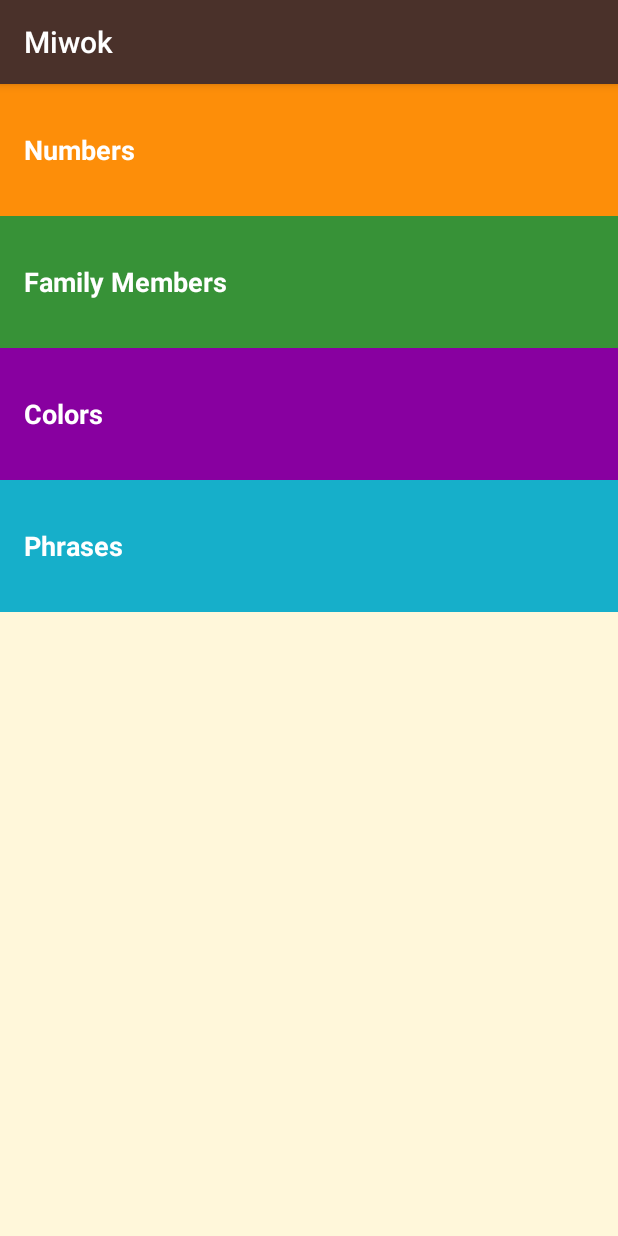
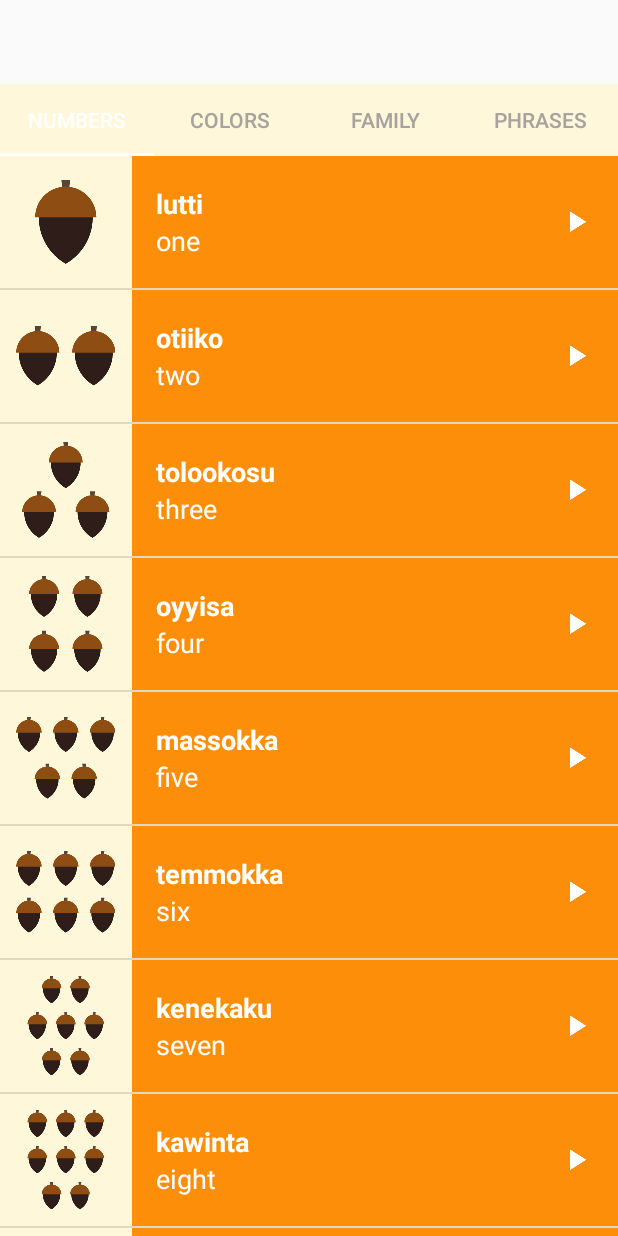
Before and after one commit to Sim0000n/MiWork, an Android app: the screen it shows after launch (MainActivity), on a phone screen of 412 x 824 dp. Run offline under Robolectric (Android 15) with nearby library versions, the phone set to English and light mode, and no system bars.

Commit message:
ViewPage complete.

```diff
--- a/app/build.gradle
+++ b/app/build.gradle
@@ -25,5 +25,5 @@ dependencies {
     testCompile 'junit:junit:4.12'
     compile 'com.android.support:appcompat-v7:23.1.0'
     compile 'com.android.support:support-v4:23.1.0'
-    compile 'com.android.support:design:23.1.0'
+    compile 'com.android.support:design:23.4.0'
 }
--- /dev/null
+++ b/app/src/main/java/com/example/android/miwok/ColorsFragment.java
@@ -0,0 +1,110 @@
+package com.example.android.miwok;
+
+import android.media.AudioManager;
+import android.media.MediaPlayer;
+import android.support.v4.app.Fragment;
+import android.os.Bundle;
+import android.support.annotation.Nullable;
+import android.view.LayoutInflater;
+import android.view.View;
+import android.view.ViewGroup;
+import android.widget.AdapterView;
+import android.widget.ListView;
+
+import com.example.android.miwok.R;
+
+import java.util.ArrayList;
+
+import static android.content.Context.AUDIO_SERVICE;
+
+public class ColorsFragment extends Fragment {
+
+
+    private AudioManager mAudioManger;
+    private MediaPlayer mMediaPlayer;
+
+    MediaPlayer.OnCompletionListener mOnCompletionListener = new MediaPlayer.OnCompletionListener() {
+        @Override
+        public void onCompletion(MediaPlayer mediaPlayer) {
+            releaseMediaPlayer();
+        }
+    };
+
+    AudioManager.OnAudioFocusChangeListener mOnAudioFocusChangeListener = new AudioManager.OnAudioFocusChangeListener() {
+        @Override
+        public void onAudioFocusChange(int i) {
+            if(i==AudioManager.AUDIOFOCUS_LOSS_TRANSIENT_CAN_DUCK ||
+                    i==AudioManager.AUDIOFOCUS_LOSS_TRANSIENT){
+                mMediaPlayer.pause();
+                mMediaPlayer.seekTo(i);
+            }else if(i==AudioManager.AUDIOFOCUS_LOSS){
+                releaseMediaPlayer();
+            }else if(i==AudioManager.AUDIOFOCUS_GAIN){
+                mMediaPlayer.start();
+            }
+        }
+    };
+
+    @Nullable
+    @Override
+    public View onCreateView(LayoutInflater inflater, @Nullable ViewGroup container, Bundle savedInstanceState) {
+        View rootView = inflater.inflate(R.layout.activity_colors, container, false);
+
+        mAudioManger = (AudioManager) getActivity().getSystemService(AUDIO_SERVICE);
+
+        final ArrayList<Word> words = new ArrayList<>();
+        words.add(new Word(R.drawable.color_red, "red", "weṭeṭṭi", R.raw.color_red));
+        words.add(new Word(R.drawable.color_green, "green", "chokokki", R.raw.color_green));
+        words.add(new Word(R.drawable.color_brown, "brown", "ṭakaakki", R.raw.color_brown));
+        words.add(new Word(R.drawable.color_gray, "gray", "ṭopoppi", R.raw.color_gray));
+        words.add(new Word(R.drawable.color_black, "black", "kululli", R.raw.color_black));
+        words.add(new Word(R.drawable.color_white, "white", "kelelli", R.raw.color_white));
+        words.add(new Word(R.drawable.color_dusty_yellow, "dusty yellow", "ṭopiisə", R.raw.color_dusty_yellow));
+        words.add(new Word(R.drawable.color_mustard_yellow, "mustard yellow", "chiwiiṭə", R.raw.color_mustard_yellow));
+
+
+        WordAdapter wordAdapter = new WordAdapter(getActivity(), words);
+        wordAdapter.setColorResourceID(R.color.category_colors);
+        ListView listView = (ListView) rootView.findViewById(R.id.colors_list);
+        listView.setAdapter(wordAdapter);
+        listView.setOnItemClickListener(new AdapterView.OnItemClickListener() {
+            @Override
+            public void onItemClick(AdapterView<?> adapterView, View view, int i, long l) {
+                releaseMediaPlayer();
+                Word word = words.get(adapterView.getPositionForView(view));
+                int result = mAudioManger.requestAudioFocus(mOnAudioFocusChangeListener, AudioManager.STREAM_MUSIC, AudioManager.AUDIOFOCUS_GAIN_TRANSIENT);
+                if (result == AudioManager.AUDIOFOCUS_REQUEST_GRANTED) {
+                    mMediaPlayer = MediaPlayer.create(getActivity(), word.getMediaResourceID());
+                    mMediaPlayer.start();
+                    mMediaPlayer.setOnCompletionListener(mOnCompletionListener);
+                }
+            }
+            });
+            return rootView;
+        }
+
+
+
+
+
+    @Override
+    public void onStop() {
+        super.onStop();
+        releaseMediaPlayer();
+    }
+
+    @Override
+    public void onPause() {
+        super.onPause();
+        releaseMediaPlayer();
+    }
+
+
+    private void releaseMediaPlayer(){
+        if(mMediaPlayer != null){
+            mMediaPlayer.release();
+            mMediaPlayer=null;
+        }
+        mAudioManger.abandonAudioFocus(mOnAudioFocusChangeListener);
+    }
+}
--- /dev/null
+++ b/app/src/main/java/com/example/android/miwok/FragmentAdapter.java
@@ -0,0 +1,44 @@
+package com.example.android.miwok;
+
+import android.content.Context;
+import android.support.v4.app.Fragment;
+import android.support.v4.app.FragmentManager;
+import android.support.v4.app.FragmentPagerAdapter;
+
+public class FragmentAdapter extends FragmentPagerAdapter{
+    private Context context;
+    public FragmentAdapter(Context context,FragmentManager fm){
+        super(fm);
+        this.context = context;
+    }
+    @Override
+    public Fragment getItem(int position) {
+        if(position==0) {
+            return new NumbersFragment();
+        }else if(position==1){
+            return new ColorsFragment();
+        }else if(position==2){
+            return new FamilyMembersFragment();
+        }else{
+            return new PhrasesFragment();
+        }
+    }
+
+    @Override
+    public CharSequence getPageTitle(int position) {
+        if(position == 0){
+            return context.getString(R.string.category_numbers);
+        }else if (position == 1){
+            return context.getString(R.string.category_colors);
+        }else if(position ==2){
+            return context.getString(R.string.category_family);
+        }else {
+            return context.getString(R.string.category_phrases);
+        }
+    }
+
+    @Override
+    public int getCount() {
+        return 4;
+    }
+}
--- a/app/src/main/java/com/example/android/miwok/MainActivity.java
+++ b/app/src/main/java/com/example/android/miwok/MainActivity.java
@@ -17,71 +17,25 @@ package com.example.android.miwok;
 
 import android.content.Intent;
 import android.os.Bundle;
+import android.support.annotation.Nullable;
+import android.support.design.widget.TabLayout;
+import android.support.v4.view.ViewPager;
 import android.support.v7.app.AppCompatActivity;
 import android.view.View;
+import android.view.ViewParent;
 import android.widget.TextView;
 
 public class MainActivity extends AppCompatActivity {
 
     @Override
-    protected void onCreate(Bundle savedInstanceState) {
+    protected void onCreate(@Nullable Bundle savedInstanceState) {
         super.onCreate(savedInstanceState);
 
-        // Set the content of the activity to use the activity_main.xml layout file
         setContentView(R.layout.activity_main);
-
-        // Find the View that shows the numbers category
-        TextView numbers = (TextView) findViewById(R.id.numbers);
-
-        // Set a click listener on that View
-        numbers.setOnClickListener(new View.OnClickListener() {
-            // The code in this method will be executed when the numbers View is clicked on.
-            @Override
-            public void onClick(View view) {
-                Intent numbersIntent = new Intent(MainActivity.this, NumbersActivity.class);
-                startActivity(numbersIntent);
-            }
-        });
-
-
-        // Find the View that shows the numbers category
-        TextView familyMembers = (TextView) findViewById(R.id.family);
-
-// Set a click listener on that View
-        familyMembers.setOnClickListener(new View.OnClickListener() {
-            // The code in this method will be executed when the numbers View is clicked on.
-            @Override
-            public void onClick(View view) {
-                Intent familyIntent = new Intent(MainActivity.this, FamilyMembersActivity.class);
-                startActivity(familyIntent);
-            }
-        });
-
-        // Find the View that shows the numbers category
-        TextView colors = (TextView) findViewById(R.id.colors);
-
-// Set a click listener on that View
-        colors.setOnClickListener(new View.OnClickListener() {
-            // The code in this method will be executed when the numbers View is clicked on.
-            @Override
-            public void onClick(View view) {
-                Intent colorsIntent = new Intent(MainActivity.this, ColorsActivity.class);
-                startActivity(colorsIntent);
-            }
-        });
-
-        // Find the View that shows the numbers category
-        TextView phrases = (TextView) findViewById(R.id.phrases);
-
-// Set a click listener on that View
-        phrases.setOnClickListener(new View.OnClickListener() {
-            // The code in this method will be executed when the numbers View is clicked on.
-            @Override
-            public void onClick(View view) {
-                Intent phrasesIntent = new Intent(MainActivity.this, PhrasesActivity.class);
-                startActivity(phrasesIntent);
-            }
-        });
+        ViewPager viewPager = (ViewPager) findViewById(R.id.view_pager);
+        FragmentAdapter adapter = new FragmentAdapter(this,getSupportFragmentManager());
+        viewPager.setAdapter(adapter);
+        TabLayout tabLayout = (TabLayout)findViewById(R.id.sliding_tabs);
+        tabLayout.setupWithViewPager(viewPager);
     }
-
 }
--- a/app/src/main/java/com/example/android/miwok/NumbersActivity.java
+++ b/app/src/main/java/com/example/android/miwok/NumbersFragment.java
@@ -1,19 +1,59 @@
 package com.example.android.miwok;
+
 
 import android.media.AudioManager;
 import android.media.MediaPlayer;
-import android.support.v7.app.AppCompatActivity;
 import android.os.Bundle;
+import android.support.annotation.Nullable;
+import android.view.LayoutInflater;
 import android.view.View;
+import android.view.ViewGroup;
+import android.support.v4.app.Fragment;
 import android.widget.AdapterView;
-import android.widget.ArrayAdapter;
-import android.widget.GridView;
 import android.widget.ListView;
-import android.widget.Toast;
 
 import java.util.ArrayList;
 
-public class NumbersActivity extends AppCompatActivity {
+import static android.content.Context.AUDIO_SERVICE;
+
+public class NumbersFragment extends Fragment {
+    @Nullable
+    @Override
+    public View onCreateView(LayoutInflater inflater, @Nullable ViewGroup container, Bundle savedInstanceState) {
+        View rootView = inflater.inflate(R.layout.activity_numbers,container,false);
+
+        mAudioManager = (AudioManager)getActivity().getSystemService(AUDIO_SERVICE);
+
+        final ArrayList<Word> words = new ArrayList<Word>();
+        words.add(new Word(R.drawable.number_one,"one","lutti",R.raw.number_one));
+        words.add(new Word(R.drawable.number_two,"two","otiiko",R.raw.number_two));
+        words.add(new Word(R.drawable.number_three,"three","tolookosu",R.raw.number_three));
+        words.add(new Word(R.drawable.number_four,"four","oyyisa",R.raw.number_four));
+        words.add(new Word(R.drawable.number_five,"five","massokka",R.raw.number_five));
+        words.add(new Word(R.drawable.number_six,"six","temmokka",R.raw.number_six));
+        words.add(new Word(R.drawable.number_seven,"seven","kenekaku",R.raw.number_seven));
+        words.add(new Word(R.drawable.number_eight,"eight","kawinta",R.raw.number_eight));
+        words.add(new Word(R.drawable.number_nine,"nine","wo’e",R.raw.number_nine));
+        words.add(new Word(R.drawable.number_ten,"ten","na’aacha",R.raw.number_ten));
+
+        final WordAdapter wordAdapter = new WordAdapter(getActivity(), words);
+        wordAdapter.setColorResourceID(R.color.category_numbers);
+        ListView listView = (ListView) rootView.findViewById(R.id.list);
+        listView.setAdapter(wordAdapter);
+        listView.setOnItemClickListener(new AdapterView.OnItemClickListener() {
+            @Override
+            public void onItemClick(AdapterView<?> adapterView, View view, int i, long l) {
+                Word word = words.get(adapterView.getPositionForView(view));
+                int result = mAudioManager.requestAudioFocus(mOnAudioFocusChangeListener,AudioManager.STREAM_MUSIC,AudioManager.AUDIOFOCUS_GAIN_TRANSIENT);
+                if(result == AudioManager.AUDIOFOCUS_REQUEST_GRANTED){
+                    mMediaPlayer = MediaPlayer.create(getActivity(),word.getMediaResourceID());
+                    mMediaPlayer.start();
+                    mMediaPlayer.setOnCompletionListener(mOnCompletionListener);
+                }
+            }
+        });
+        return rootView;
+    }
 
     private AudioManager mAudioManager;
     private MediaPlayer mMediaPlayer;
@@ -41,47 +81,18 @@ public class NumbersActivity extends AppCompatActivity {
     };
 
 
-    @Override
-    protected void onCreate(Bundle savedInstanceState) {
-        super.onCreate(savedInstanceState);
-        setContentView(R.layout.activity_numbers);
 
-        mAudioManager = (AudioManager)this.getSystemService(AUDIO_SERVICE);
-
-        final ArrayList<Word> words = new ArrayList<Word>();
-        words.add(new Word(R.drawable.number_one,"one","lutti",R.raw.number_one));
-        words.add(new Word(R.drawable.number_two,"two","otiiko",R.raw.number_two));
-        words.add(new Word(R.drawable.number_three,"three","tolookosu",R.raw.number_three));
-        words.add(new Word(R.drawable.number_four,"four","oyyisa",R.raw.number_four));
-        words.add(new Word(R.drawable.number_five,"five","massokka",R.raw.number_five));
-        words.add(new Word(R.drawable.number_six,"six","temmokka",R.raw.number_six));
-        words.add(new Word(R.drawable.number_seven,"seven","kenekaku",R.raw.number_seven));
-        words.add(new Word(R.drawable.number_eight,"eight","kawinta",R.raw.number_eight));
-        words.add(new Word(R.drawable.number_nine,"nine","wo’e",R.raw.number_nine));
-        words.add(new Word(R.drawable.number_ten,"ten","na’aacha",R.raw.number_ten));
-
-        final WordAdapter wordAdapter = new WordAdapter(this, words);
-        wordAdapter.setColorResourceID(R.color.category_numbers);
-        ListView listView = (ListView) findViewById(R.id.list);
-        listView.setAdapter(wordAdapter);
-        listView.setOnItemClickListener(new AdapterView.OnItemClickListener() {
-            @Override
-            public void onItemClick(AdapterView<?> adapterView, View view, int i, long l) {
-                Word word = words.get(adapterView.getPositionForView(view));
-                int result = mAudioManager.requestAudioFocus(mOnAudioFocusChangeListener,AudioManager.STREAM_MUSIC,AudioManager.AUDIOFOCUS_GAIN_TRANSIENT);
-                if(result == AudioManager.AUDIOFOCUS_REQUEST_GRANTED){
-                    mMediaPlayer = MediaPlayer.create(NumbersActivity.this,word.getMediaResourceID());
-                    mMediaPlayer.start();
-                    mMediaPlayer.setOnCompletionListener(mOnCompletionListener);
-                }
-            }
-        });
-    }
 
 
     @Override
-    protected void onStop() {
+    public void onStop() {
         super.onStop();
+        releaseMediaPlayer();
+    }
+
+    @Override
+    public void onPause() {
+        super.onPause();
         releaseMediaPlayer();
     }
 
@@ -92,4 +103,6 @@ public class NumbersActivity extends AppCompatActivity {
         mAudioManager.abandonAudioFocus(mOnAudioFocusChangeListener);
     }
 
+
+
 }
--- a/app/src/main/res/layout/activity_colors.xml
+++ b/app/src/main/res/layout/activity_colors.xml
@@ -17,4 +17,4 @@
     android:layout_width="match_parent"
     android:layout_height="match_parent"
     android:drawSelectorOnTop="true"
-    tools:context="com.example.android.miwok.NumbersActivity"/>
+    tools:context="com.example.android.miwok.MainActivity"/>
--- a/app/src/main/res/layout/activity_family_members.xml
+++ b/app/src/main/res/layout/activity_family_members.xml
@@ -17,4 +17,4 @@
     android:layout_width="match_parent"
     android:layout_height="match_parent"
     android:drawSelectorOnTop="true"
-    tools:context="com.example.android.miwok.NumbersActivity"/>
+    tools:context="com.example.android.miwok.MainActivity"/>
--- a/app/src/main/res/layout/activity_main.xml
+++ b/app/src/main/res/layout/activity_main.xml
@@ -6,53 +6,23 @@
     android:layout_height="match_parent"
     android:background="@color/tan_background"
     android:orientation="vertical"
+    android:id="@+id/main_activity"
     tools:context="com.example.android.miwok.MainActivity">
 
-    <!-- Numbers category -->
-    <FrameLayout
+
+    <android.support.design.widget.TabLayout
+        android:id="@+id/sliding_tabs"
         android:layout_width="match_parent"
         android:layout_height="wrap_content"
-        android:background="@color/category_numbers">
-        <TextView
-            android:id="@+id/numbers"
-            style="@style/CategoryStyle"
-            android:background="?android:attr/selectableItemBackground"
-            android:text="@string/category_numbers" />
-    </FrameLayout>
+        style="@style/CategoryTab"
+        />
 
-    <!-- Family category -->
-    <FrameLayout
+    <android.support.v4.view.ViewPager
         android:layout_width="match_parent"
-        android:layout_height="wrap_content"
-        android:background="@color/category_family">
-        <TextView
-            android:id="@+id/family"
-            style="@style/CategoryStyle"
-            android:background="?android:attr/selectableItemBackground"
-            android:text="@string/category_family" />
-    </FrameLayout>
+        android:layout_height="match_parent"
+        android:id="@+id/view_pager">
+    </android.support.v4.view.ViewPager>
 
-    <!-- Colors category -->
-    <FrameLayout
-        android:layout_width="match_parent"
-        android:layout_height="wrap_content"
-        android:background="@color/category_colors">
-        <TextView
-            android:id="@+id/colors"
-            style="@style/CategoryStyle"
-            android:background="?android:attr/selectableItemBackground"
-            android:text="@string/category_colors" />
-    </FrameLayout>
 
-    <!-- Phrases category -->
-    <FrameLayout
-        android:layout_width="match_parent"
-        android:layout_height="wrap_content"
-        android:background="@color/category_phrases">
-        <TextView
-            android:id="@+id/phrases"
-            style="@style/CategoryStyle"
-            android:background="?android:attr/selectableItemBackground"
-            android:text="@string/category_phrases" />
-    </FrameLayout>
+
 </LinearLayout>
--- a/app/src/main/res/layout/activity_numbers.xml
+++ b/app/src/main/res/layout/activity_numbers.xml
@@ -17,4 +17,4 @@
     android:layout_width="match_parent"
     android:layout_height="match_parent"
     android:drawSelectorOnTop="true"
-    tools:context="com.example.android.miwok.NumbersActivity"/>
+    tools:context="com.example.android.miwok.MainActivity"/>
--- a/app/src/main/res/layout/activity_phrases.xml
+++ b/app/src/main/res/layout/activity_phrases.xml
@@ -17,4 +17,4 @@
     android:layout_width="match_parent"
     android:layout_height="match_parent"
     android:drawSelectorOnTop="true"
-    tools:context="com.example.android.miwok.NumbersActivity"/>
+    tools:context="com.example.android.miwok.MainActivity"/>
--- a/app/src/main/res/values/strings.xml
+++ b/app/src/main/res/values/strings.xml
@@ -26,5 +26,5 @@
     <string name="category_numbers">Numbers</string>
 
     <!-- Category name for the vocabulary words for family members [CHAR LIMIT=20] -->
-    <string name="category_family">Family Members</string>
+    <string name="category_family">Family</string>
 </resources>
--- a/app/src/main/res/values/styles.xml
+++ b/app/src/main/res/values/styles.xml
@@ -1,33 +1,28 @@
-<!-- Copyright (C) 2016 The Android Open Source Project
-
-     Licensed under the Apache License, Version 2.0 (the "License");
-     you may not use this file except in compliance with the License.
-     You may obtain a copy of the License at
-
-          http://www.apache.org/licenses/LICENSE-2.0
-
-     Unless required by applicable law or agreed to in writing, software
-     distributed under the License is distributed on an "AS IS" BASIS,
-     WITHOUT WARRANTIES OR CONDITIONS OF ANY KIND, either express or implied.
-     See the License for the specific language governing permissions and
-     limitations under the License.
--->
 <resources>
 
     <!-- Base application theme. -->
     <style name="AppTheme" parent="Theme.AppCompat.Light.DarkActionBar">
         <item name="colorPrimary">@color/primary_color</item>
         <item name="colorPrimaryDark">@color/primary_dark_color</item>
+        <item name="actionBarStyle">@style/MiwokAppBarStyle</item>
+        <item name="android:windowContentOverlay">@null</item>
     </style>
 
-    <!-- Style for a category of vocabulary words -->
-    <style name="CategoryStyle">
-        <item name="android:layout_width">match_parent</item>
-        <item name="android:layout_height">@dimen/list_item_height</item>
-        <item name="android:gravity">center_vertical</item>
-        <item name="android:padding">16dp</item>
-        <item name="android:textColor">@android:color/white</item>
-        <item name="android:textStyle">bold</item>
-        <item name="android:textAppearance">?android:textAppearanceMedium</item>
+    <!-- App bar style -->
+    <style name="MiwokAppBarStyle" parent="@android:style/Widget.DeviceDefault.Light.ActionBar.Solid.Inverse">
+        <!-- Remove the shadow below the app bar -->
+        <item name="elevation">0dp</item>
+    </style>
+
+    <!-- Style for a tab that displays a category name -->
+    <style name="CategoryTab" parent="Widget.Design.TabLayout">
+        <item name="tabIndicatorColor">@android:color/white</item>
+        <item name="tabSelectedTextColor">@android:color/white</item>
+        <item name="tabTextAppearance">@style/CategoryTabTextAppearance</item>
+    </style>
+
+    <!-- Text appearance style for a category tab -->
+    <style name="CategoryTabTextAppearance" parent="TextAppearance.Design.Tab">
+        <item name="android:textColor">#A8A19E</item>
     </style>
 </resources>
```
Also changed, not shown: app/src/main/AndroidManifest.xml (+0 -9 lines), app/src/main/java/com/example/android/miwok/ColorsActivity.java (deleted, +0 -91 lines), app/src/main/java/com/example/android/miwok/FamilyMembersFragment.java (renamed from app/src/main/java/com/example/android/miwok/FamilyMembersActivity.java, +52 -40 lines), app/src/main/java/com/example/android/miwok/PhrasesFragment.java (renamed from app/src/main/java/com/example/android/miwok/PhrasesActivity.java, +57 -48 lines), gradle.properties (line endings or trailing spaces), 1 other file.
